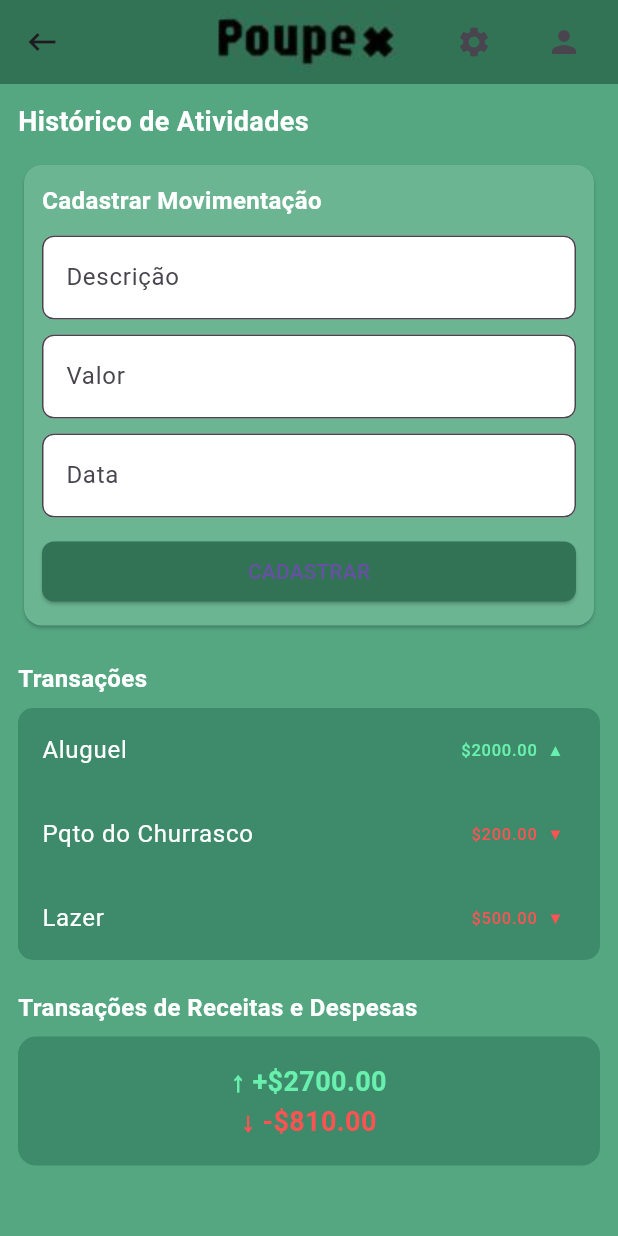
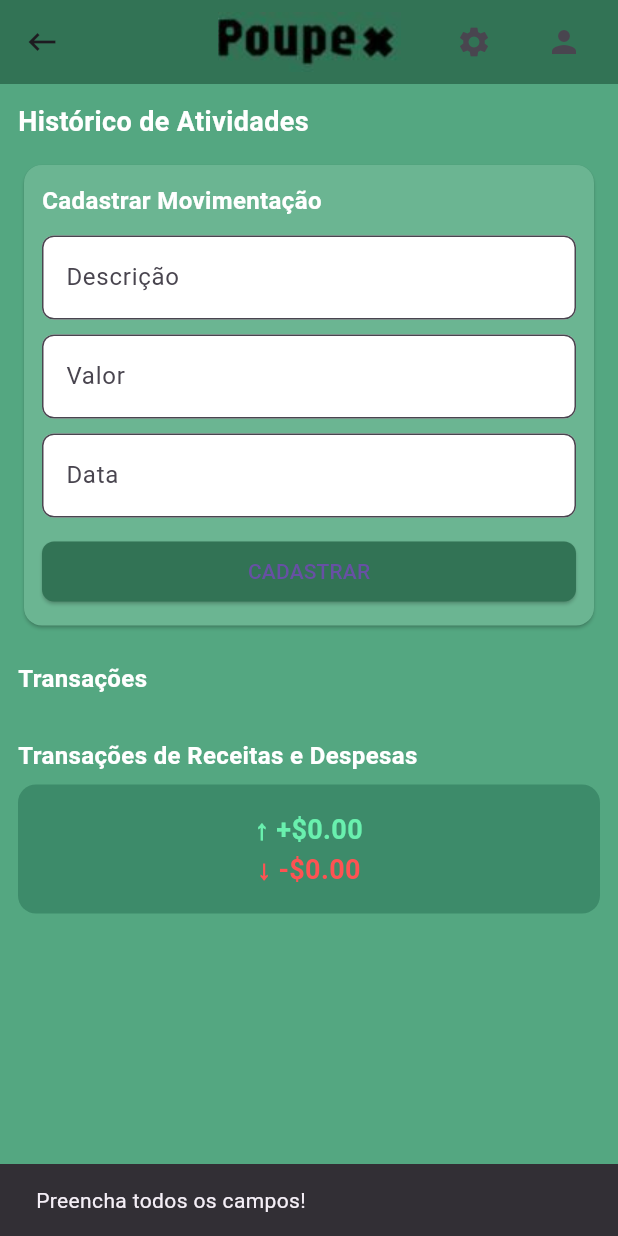
Before and after one commit to lopesmrafael/Poupex_flutter, a Flutter app: the CadastroMovimentacao screen opened directly, after a tap on "CADASTRAR", on a phone screen of 412 x 824 dp. Run offline on Flutter 3.47's test engine with Material 3 defaults, Android fonts, the phone set to English and light mode, and no system bars; our stand-ins replace fl_chart, flutter_multi_formatter.

Commit message:
CadastarMovimentacao funcinal

```diff
--- a/lib/Pages/CadastroMovimentacao.dart
+++ b/lib/Pages/CadastroMovimentacao.dart
@@ -1,7 +1,65 @@
 import 'package:flutter/material.dart';
 
-class CadastroMovimentacao extends StatelessWidget {
+class CadastroMovimentacao extends StatefulWidget {
   const CadastroMovimentacao({super.key});
+
+  @override
+  State<CadastroMovimentacao> createState() => _CadastroMovimentacaoState();
+}
+
+class _CadastroMovimentacaoState extends State<CadastroMovimentacao> {
+  final descricaoController = TextEditingController();
+  final valorController = TextEditingController();
+  final dataController = TextEditingController();
+
+  // Lista dinâmica de transações
+  final List<Map<String, dynamic>> transacoes = [
+
+  ];
+
+  double get totalReceitas => transacoes
+      .where((t) => t["tipo"] == "receita")
+      .fold(0.0, (s, t) => s + t["valor"]);
+
+  double get totalDespesas => transacoes
+      .where((t) => t["tipo"] == "despesa")
+      .fold(0.0, (s, t) => s + t["valor"]);
+
+  void cadastrarMovimentacao() {
+    final descricao = descricaoController.text.trim();
+    final valorText = valorController.text.trim();
+    final data = dataController.text.trim();
+
+    if (descricao.isEmpty || valorText.isEmpty || data.isEmpty) {
+      ScaffoldMessenger.of(context).showSnackBar(
+        const SnackBar(content: Text("Preencha todos os campos!")),
+      );
+      return;
+    }
+
+    final valor = double.tryParse(valorText);
+    if (valor == null) {
+      ScaffoldMessenger.of(context).showSnackBar(
+        const SnackBar(content: Text("Valor inválido!")),
+      );
+      return;
+    }
+
+    // Definindo tipo automaticamente (positivo = receita, negativo = despesa)
+    final tipo = valor > 0 ? "receita" : "despesa";
+
+    setState(() {
+      transacoes.add({
+        "descricao": descricao,
+        "valor": valor.abs(),
+        "tipo": tipo,
+        "data": data,
+      });
+      descricaoController.clear();
+      valorController.clear();
+      dataController.clear();
+    });
+  }
 
   @override
   Widget build(BuildContext context) {
@@ -62,6 +120,7 @@ class CadastroMovimentacao extends StatelessWidget {
                     ),
                     const SizedBox(height: 12),
                     TextField(
+                      controller: descricaoController,
                       decoration: InputDecoration(
                         labelText: "Descrição",
                         filled: true,
@@ -73,6 +132,7 @@ class CadastroMovimentacao extends StatelessWidget {
                     ),
                     const SizedBox(height: 10),
                     TextField(
+                      controller: valorController,
                       keyboardType: TextInputType.number,
                       decoration: InputDecoration(
                         labelText: "Valor",
@@ -85,6 +145,7 @@ class CadastroMovimentacao extends StatelessWidget {
                     ),
                     const SizedBox(height: 10),
                     TextField(
+                      controller: dataController,
                       decoration: InputDecoration(
                         labelText: "Data",
                         filled: true,
@@ -103,7 +164,7 @@ class CadastroMovimentacao extends StatelessWidget {
                         ),
                         minimumSize: const Size(double.infinity, 40),
                       ),
-                      onPressed: () {},
+                      onPressed: cadastrarMovimentacao,
                       child: const Text("CADASTRAR"),
                     ),
                   ],
@@ -126,29 +187,27 @@ class CadastroMovimentacao extends StatelessWidget {
                 borderRadius: BorderRadius.circular(10),
               ),
               child: Column(
-                children: const [
-                  ListTile(
-                    title: Text("Aluguel", style: TextStyle(color: Colors.white)),
+                children: transacoes.map((t) {
+                  final isReceita = t["tipo"] == "receita";
+                  return ListTile(
+                    title: Text(
+                      t["descricao"],
+                      style: const TextStyle(color: Colors.white),
+                    ),
+                    subtitle: t["data"] != null
+                        ? Text(
+                            t["data"],
+                            style: const TextStyle(color: Colors.white70),
+                          )
+                        : null,
                     trailing: Text(
-                      "\$2000.00  ▲",
-                      style: TextStyle(color: Colors.greenAccent),
+                      "${isReceita ? "+" : "-"}\$${t["valor"].toStringAsFixed(2)} ${isReceita ? "▲" : "▼"}",
+                      style: TextStyle(
+                        color: isReceita ? Colors.greenAccent : Colors.redAccent,
+                      ),
                     ),
-                  ),
-                  ListTile(
-                    title: Text("Pqto do Churrasco", style: TextStyle(color: Colors.white)),
-                    trailing: Text(
-                      "\$200.00  ▼",
-                      style: TextStyle(color: Colors.redAccent),
-                    ),
-                  ),
-                  ListTile(
-                    title: Text("Lazer", style: TextStyle(color: Colors.white)),
-                    trailing: Text(
-                      "\$500.00  ▼",
-                      style: TextStyle(color: Colors.redAccent),
-                    ),
-                  ),
-                ],
+                  );
+                }).toList(),
               ),
             ),
             const SizedBox(height: 20),
@@ -169,18 +228,18 @@ class CadastroMovimentacao extends StatelessWidget {
                 borderRadius: BorderRadius.circular(12),
               ),
               child: Column(
-                children: const [
+                children: [
                   Text(
-                    "↑ +\$2700.00",
-                    style: TextStyle(
+                    "↑ +\$${totalReceitas.toStringAsFixed(2)}",
+                    style: const TextStyle(
                       color: Colors.greenAccent,
                       fontSize: 18,
                       fontWeight: FontWeight.bold,
                     ),
                   ),
                   Text(
-                    "↓ -\$810.00",
-                    style: TextStyle(
+                    "↓ -\$${totalDespesas.toStringAsFixed(2)}",
+                    style: const TextStyle(
                       color: Colors.redAccent,
                       fontSize: 18,
                       fontWeight: FontWeight.bold,
```
